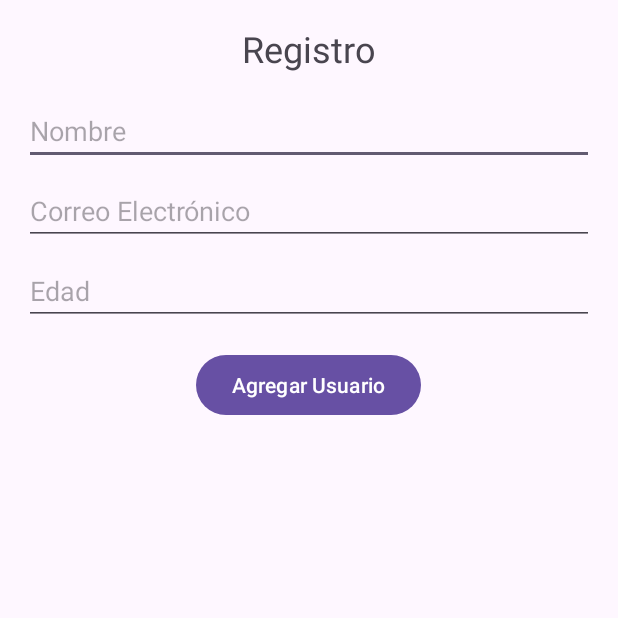
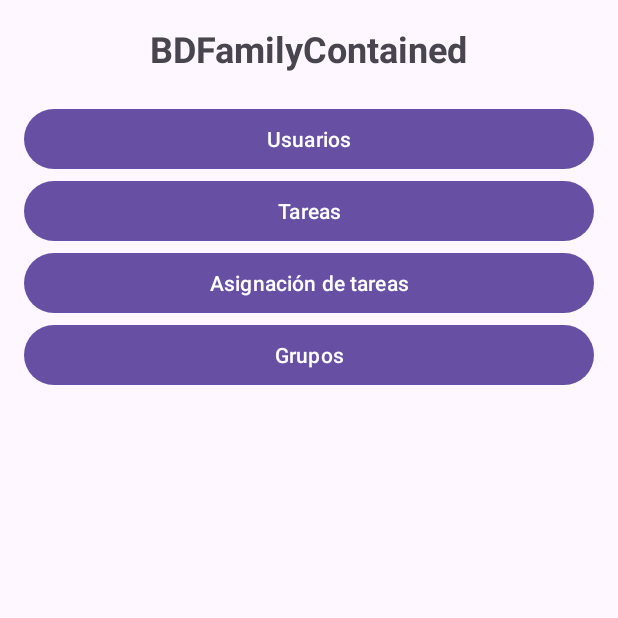
Before and after one commit to familycontained/AndroidBD, an Android app: the screen it shows after launch (MainActivity), on a phone screen of 412 x 824 dp, the top half of it. Run offline under Robolectric (Android 15) with nearby library versions, the phone set to English and light mode, and no system bars; 2 statements that could not run were skipped.

Commit message:
Actividad03

```diff
--- a/BDFamilyContained/app/src/main/java/com/example/bdfamilycontained/Grupos.java
+++ b/BDFamilyContained/app/src/main/java/com/example/bdfamilycontained/Grupos.java
@@ -1,2 +1,4 @@
-package com.example.bdfamilycontained;public class Grupos {
+package com.example.bdfamilycontained;
+
+public class Grupos {
 }
--- a/BDFamilyContained/app/src/main/java/com/example/bdfamilycontained/MainActivity.java
+++ b/BDFamilyContained/app/src/main/java/com/example/bdfamilycontained/MainActivity.java
@@ -2,6 +2,7 @@ package com.example.bdfamilycontained;
 
 import androidx.appcompat.app.AppCompatActivity;
 import android.content.ContentValues;
+import android.content.Intent;
 import android.database.sqlite.SQLiteDatabase;
 import android.os.Bundle;
 import android.view.View;
@@ -9,45 +10,51 @@ import android.widget.Button;
 import android.widget.EditText;
 
 public class MainActivity extends AppCompatActivity {
-
-    private EditText etNombre, etCorreo, etEdad;
-    private Button btnAgregar;
-
     @Override
     protected void onCreate(Bundle savedInstanceState) {
         super.onCreate(savedInstanceState);
-        setContentView(R.layout.registro_usuarios);
+        // Establece la vista usando el layout XML que has creado
+        setContentView(R.layout.menu_principal);
 
-        Usuarios usdbh = new Usuarios(this, "DBFamilyContained", null, 1);
-        final SQLiteDatabase db = usdbh.getWritableDatabase();
-
-        etNombre = findViewById(R.id.etNombre);
-        etCorreo = findViewById(R.id.etCorreo);
-        etEdad = findViewById(R.id.etEdad);
-        btnAgregar = findViewById(R.id.btnAgregar);
-
-        btnAgregar.setOnClickListener(new View.OnClickListener() {
+        //---------------------------------------------------------------
+        Button botonUsuarios = findViewById(R.id.usuarios);
+        botonUsuarios.setOnClickListener(new View.OnClickListener() {
             @Override
             public void onClick(View view) {
-                // Obtener los valores ingresados por el usuario
-                String nombre = etNombre.getText().toString();
-                String correo = etCorreo.getText().toString();
-                int edad = Integer.parseInt(etEdad.getText().toString());
-
-                // Utilizar ContentValues para insertar los datos en la tabla Usuarios
-                ContentValues values = new ContentValues();
-                values.put("nombre", nombre);
-                values.put("correo_electronico", correo);
-                values.put("edad", edad);
-
-                // Insertar los datos en la tabla Usuarios
-                db.insert("Usuarios", null, values);
-
-                // Limpiar los campos después de la inserción
-                etNombre.setText("");
-                etCorreo.setText("");
-                etEdad.setText("");
+                Intent intent = new Intent(MainActivity.this, Usuarios.class);
+                startActivity(intent);
             }
         });
+        //---------------------------------------------------------------
+        Button botonTareas = findViewById(R.id.tareas);
+        botonUsuarios.setOnClickListener(new View.OnClickListener() {
+            @Override
+            public void onClick(View view) {
+                Intent intent = new Intent(MainActivity.this, Usuarios.class);
+                startActivity(intent);
+            }
+        });
+        //---------------------------------------------------------------
+        Button botonTareas = findViewById(R.id.tareas);
+        botonUsuarios.setOnClickListener(new View.OnClickListener() {
+            @Override
+            public void onClick(View view) {
+                Intent intent = new Intent(MainActivity.this, Usuarios.class);
+                startActivity(intent);
+            }
+        });
+        //---------------------------------------------------------------
+        Button botonUsuarios = findViewById(R.id.usuarios);
+        botonUsuarios.setOnClickListener(new View.OnClickListener() {
+            @Override
+            public void onClick(View view) {
+                Intent intent = new Intent(MainActivity.this, Usuarios.class);
+                startActivity(intent);
+            }
+        });
+
+
+
+
     }
 }
--- a/BDFamilyContained/app/src/main/java/com/example/bdfamilycontained/Tareas.java
+++ b/BDFamilyContained/app/src/main/java/com/example/bdfamilycontained/Tareas.java
@@ -1,2 +1,4 @@
-package com.example.bdfamilycontained;public class Tareas {
+package com.example.bdfamilycontained;
+
+public class Tareas {
 }
--- a/BDFamilyContained/app/src/main/java/com/example/bdfamilycontained/Usuario_Tareas.java
+++ b/BDFamilyContained/app/src/main/java/com/example/bdfamilycontained/Usuario_Tareas.java
@@ -1,2 +1,4 @@
-package com.example.bdfamilycontained;public class Usuario_Tareas {
+package com.example.bdfamilycontained;
+
+public class Usuario_Tareas {
 }
--- a/BDFamilyContained/app/src/main/java/com/example/bdfamilycontained/Usuarios.java
+++ b/BDFamilyContained/app/src/main/java/com/example/bdfamilycontained/Usuarios.java
@@ -1,30 +1,16 @@
 package com.example.bdfamilycontained;
 
+import android.app.Activity;
 import android.content.Context;
 import android.database.sqlite.SQLiteDatabase;
 import android.database.sqlite.SQLiteOpenHelper;
+import android.os.Bundle;
 
-public class Usuarios extends SQLiteOpenHelper {
-
-    String sqlCreateUsuarios = "CREATE TABLE IF NOT EXISTS Usuarios (idUsuarios INTEGER PRIMARY KEY AUTOINCREMENT, nombre TEXT, correo_electronico TEXT, edad NUMERIC)";
-    String sqlCreateTareas = "CREATE TABLE IF NOT EXISTS Tareas ( IDTarea INTEGER PRIMARY KEY AUTOINCREMENT, Descripcion TEXT,FechaCreacion DATE, FechaRealizacion DATE,Estado TEXT,IDUsuario INTEGER)";
-    String sqlCreateUsTar = "CREATE TABLE IF NOT EXISTS Usuario_Tarea (  IDRelacion INTEGER PRIMARY KEY AUTOINCREMENT,IDUsuario INTEGER, IDTarea INTEGER)";
-    String sqlCreateGrupos = "CREATE TABLE IF NOT EXISTS Grupos ( IDGrupo INTEGER PRIMARY KEY AUTOINCREMENT, NombreGrupo TEXT, DescripcionGrupo TEXT,IDCreador INTEGER )";
-
-    public Usuarios(Context contexto, String nombre, SQLiteDatabase.CursorFactory factory, int version) {
-        super(contexto, nombre, factory, version);
-    }
+public class Usuarios extends Activity {
 
     @Override
-    public void onCreate(SQLiteDatabase db) {
-        db.execSQL(sqlCreateUsuarios);
-        db.execSQL(sqlCreateTareas);
-        db.execSQL(sqlCreateUsTar);
-        db.execSQL(sqlCreateGrupos);
-    }
-
-    @Override
-    public void onUpgrade(SQLiteDatabase db, int oldVersion, int newVersion) {
-
+    protected void onCreate(Bundle savedInstanceState) {
+        super.onCreate(savedInstanceState);
+        setContentView(R.layout.menu_usuarios); // Usa el layout correspondiente
     }
 }
```
Also changed, not shown: BDFamilyContained/app/src/main/AndroidManifest.xml (+7 -1 lines), BDFamilyContained/app/src/main/java/com/example/bdfamilycontained/Principal.java (added, +7 -0 lines).
